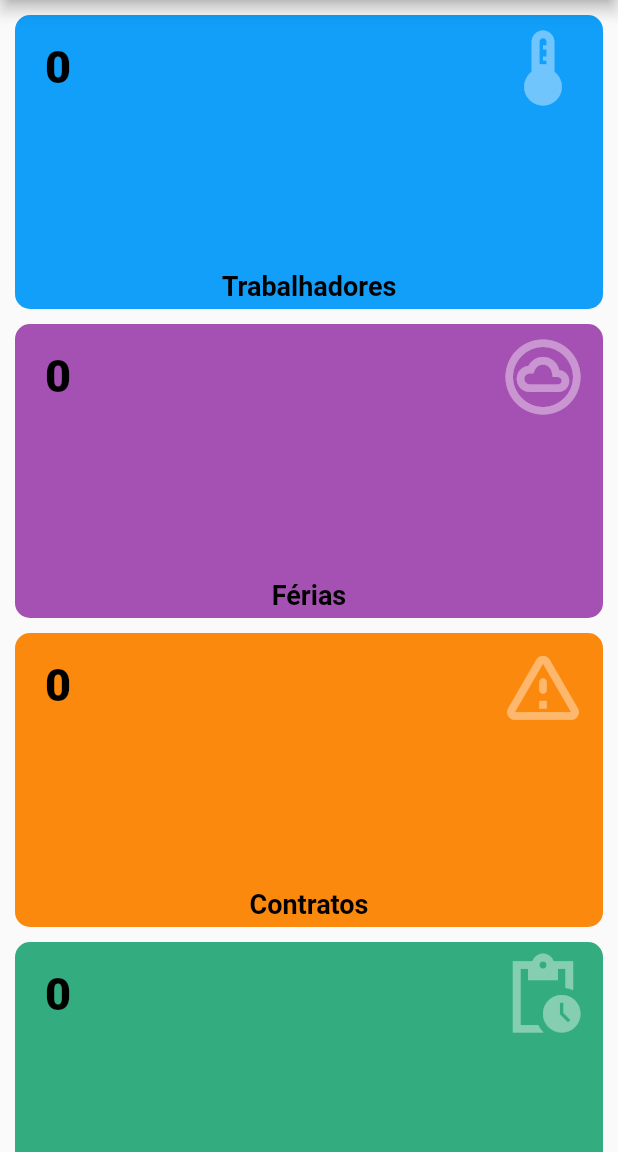
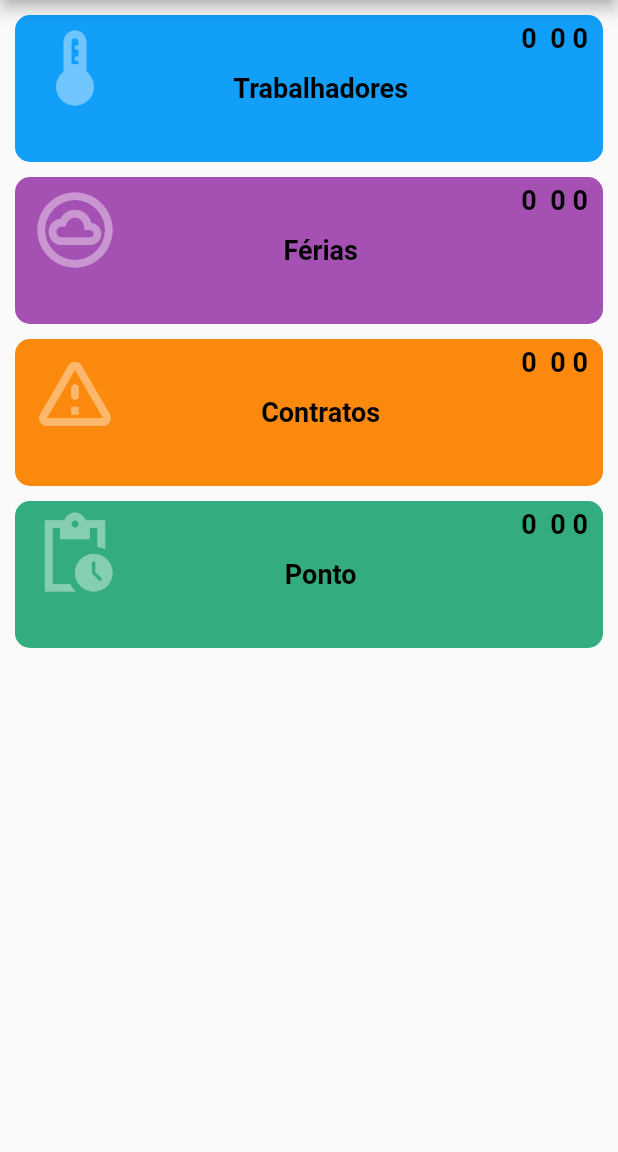
Before and after one commit to DjonatanWillenz/JBGestao, a Flutter app: the HomePage screen opened by its route, on a phone screen of 412 x 824 dp, the part 84-1236 px from its top. Run offline on Flutter 3.47's test engine with Material 2 defaults, Android fonts, the phone set to English and light mode, and no system bars; our stand-ins replace animated_splash_screen, flutter_svg, get, page_transition, shared_preferences; accounts and stored records are empty; project files that could hold a hidden picture were left out.

```diff
--- a/lib/app/modules/home/components/cards.dart
+++ b/lib/app/modules/home/components/cards.dart
@@ -110,10 +110,9 @@ class JBGridViewCards extends StatelessWidget {
           crossAxisCount: 1,
           crossAxisSpacing: appPadding,
           mainAxisSpacing: appPadding,
-          childAspectRatio: childAspectRatio,
+          childAspectRatio: childAspectRatio * 2,
         ),
         itemBuilder: (context, index) => Container(
-          height: 100,
           padding: const EdgeInsets.symmetric(
             horizontal: appPadding,
             vertical: appPadding / 2,
@@ -124,26 +123,10 @@ class JBGridViewCards extends StatelessWidget {
           ),
           child: GestureDetector(
             onTap: () => Get.toNamed(itens[index].router.toString()),
-            child: Column(
+            child: Row(
               crossAxisAlignment: CrossAxisAlignment.start,
               mainAxisAlignment: MainAxisAlignment.spaceBetween,
               children: [
-                Row(
-                  mainAxisAlignment: MainAxisAlignment.spaceBetween,
-                  children: [
-                    Padding(
-                      padding: const EdgeInsets.only(left: 10),
-                      child: Obx(
-                        () => Text(
-                          itens[index].value.value,
-                          style: TextStyle(
-                            color: textColor,
-                            fontSize: Responsive.isDesktop(context) ? 35 : 30,
-                            fontWeight: FontWeight.w800,
-                          ),
-                        ),
-                      ),
-                    ),
                 SizedBox(
                   height: 60,
                   width: 60,
@@ -152,8 +135,6 @@ class JBGridViewCards extends StatelessWidget {
                     size: 60,
                     color: Colors.white.withOpacity(0.4),
                   ),
-                    )
-                  ],
                 ),
                 Center(
                   child: Text(
@@ -166,7 +147,44 @@ class JBGridViewCards extends StatelessWidget {
                       fontWeight: FontWeight.w600,
                     ),
                   ),
-                )
+                ),
+
+                Row(
+                  crossAxisAlignment: CrossAxisAlignment.end,
+                  mainAxisAlignment: MainAxisAlignment.end,
+                  children: [
+                    Text(
+                      "0 ",
+                      maxLines: 1,
+                      overflow: TextOverflow.ellipsis,
+                      style: TextStyle(
+                        color: textColor,
+                        fontSize: Responsive.isDesktop(context) ? 18 : 18,
+                        fontWeight: FontWeight.w600,
+                      ),
+                    ),
+                    Text(
+                      " 0",
+                      maxLines: 1,
+                      overflow: TextOverflow.ellipsis,
+                      style: TextStyle(
+                        color: textColor,
+                        fontSize: Responsive.isDesktop(context) ? 18 : 18,
+                        fontWeight: FontWeight.w600,
+                      ),
+                    ),
+                    Text(
+                      " 0",
+                      maxLines: 1,
+                      overflow: TextOverflow.ellipsis,
+                      style: TextStyle(
+                        color: textColor,
+                        fontSize: Responsive.isDesktop(context) ? 18 : 18,
+                        fontWeight: FontWeight.w600,
+                      ),
+                    ),
+                  ],
+                ),
               ],
             ),
           ),
```
Also changed, not shown: 1 other file. Lines whose indentation alone changed are shown as unchanged.
